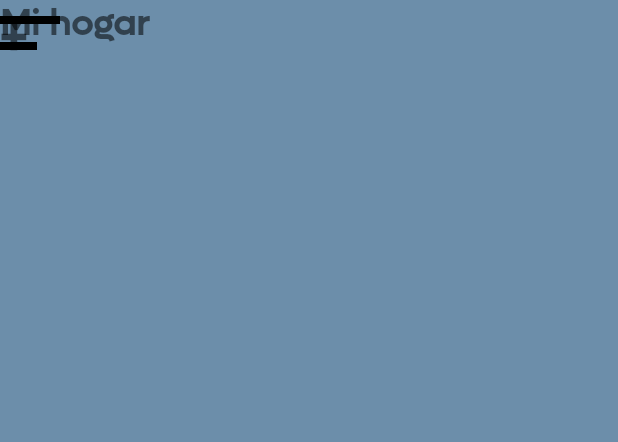
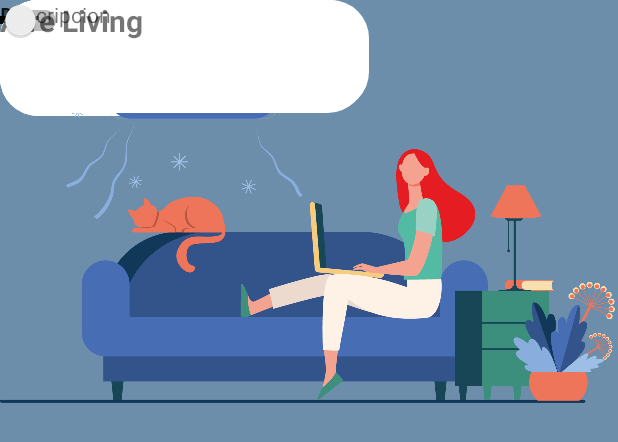
Before and after one commit to Alejius/AirApp1, an Android app: the layout activity_overview.xml on its own in the app's theme, with its tools: preview values and no code run, on a phone screen of 412 x 824 dp. Shown: the top 442 px of the screen. Run offline under Robolectric (Android 15) with nearby library versions, the phone set to English and light mode, and no system bars.

Commit message:
uploading activity_overview screen

```diff
--- a/app/src/main/res/layout/activity_overview.xml
+++ b/app/src/main/res/layout/activity_overview.xml
@@ -5,6 +5,96 @@
     android:layout_width="match_parent"
     android:layout_height="match_parent"
     android:background="#6C8EAA">
+
+    <ImageView
+        android:id="@+id/imageView11"
+        android:layout_width="246dp"
+        android:layout_height="73dp"
+        app:srcCompat="@drawable/round_btn"
+        tools:layout_editor_absoluteX="150dp"
+        tools:layout_editor_absoluteY="640dp" />
+
+    <TextView
+        android:id="@+id/textView13"
+        android:layout_width="wrap_content"
+        android:layout_height="wrap_content"
+        android:text="Aire Living"
+        android:textSize="20sp"
+        android:textStyle="bold"
+        tools:layout_editor_absoluteX="163dp"
+        tools:layout_editor_absoluteY="650dp" />
+
+    <Switch
+        android:id="@+id/switch3"
+        android:layout_width="wrap_content"
+        android:layout_height="wrap_content"
+        tools:layout_editor_absoluteX="328dp"
+        tools:layout_editor_absoluteY="664dp" />
+
+    <TextView
+        android:id="@+id/textView14"
+        android:layout_width="wrap_content"
+        android:layout_height="wrap_content"
+        android:text="Descripcion"
+        tools:layout_editor_absoluteX="163dp"
+        tools:layout_editor_absoluteY="684dp" />
+
+    <ImageView
+        android:id="@+id/imageView12"
+        android:layout_width="114dp"
+        android:layout_height="77dp"
+        app:srcCompat="@drawable/round_btn"
+        tools:layout_editor_absoluteX="16dp"
+        tools:layout_editor_absoluteY="640dp" />
+
+    <ImageView
+        android:id="@+id/imageView5"
+        android:layout_width="114dp"
+        android:layout_height="77dp"
+        app:srcCompat="@drawable/round_btn"
+        tools:layout_editor_absoluteX="17dp"
+        tools:layout_editor_absoluteY="441dp" />
+
+    <ImageView
+        android:id="@+id/imageView9"
+        android:layout_width="114dp"
+        android:layout_height="77dp"
+        app:srcCompat="@drawable/round_btn"
+        tools:layout_editor_absoluteX="16dp"
+        tools:layout_editor_absoluteY="540dp" />
+
+    <ImageView
+        android:id="@+id/imageView10"
+        android:layout_width="244dp"
+        android:layout_height="74dp"
+        app:srcCompat="@drawable/round_btn"
+        tools:layout_editor_absoluteX="151dp"
+        tools:layout_editor_absoluteY="540dp" />
+
+    <TextView
+        android:id="@+id/textView11"
+        android:layout_width="wrap_content"
+        android:layout_height="wrap_content"
+        android:text="Aire Living"
+        android:textSize="20sp"
+        android:textStyle="bold"
+        tools:layout_editor_absoluteX="163dp"
+        tools:layout_editor_absoluteY="552dp" />
+
+    <TextView
+        android:id="@+id/textView12"
+        android:layout_width="wrap_content"
+        android:layout_height="wrap_content"
+        android:text="Descripcion"
+        tools:layout_editor_absoluteX="163dp"
+        tools:layout_editor_absoluteY="586dp" />
+
+    <Switch
+        android:id="@+id/switch2"
+        android:layout_width="wrap_content"
+        android:layout_height="wrap_content"
+        tools:layout_editor_absoluteX="328dp"
+        tools:layout_editor_absoluteY="566dp" />
 
     <TextView
         android:id="@+id/textView5"
@@ -37,4 +127,45 @@
         tools:layout_editor_absoluteX="368dp"
         tools:layout_editor_absoluteY="5dp" />
 
+    <ImageView
+        android:id="@+id/imageView3"
+        android:layout_width="410dp"
+        android:layout_height="314dp"
+        app:srcCompat="@drawable/mujer"
+        tools:layout_editor_absoluteX="-2dp"
+        tools:layout_editor_absoluteY="104dp" />
+
+    <ImageView
+        android:id="@+id/imageView8"
+        android:layout_width="244dp"
+        android:layout_height="75dp"
+        app:srcCompat="@drawable/round_btn"
+        tools:layout_editor_absoluteX="152dp"
+        tools:layout_editor_absoluteY="441dp" />
+
+    <TextView
+        android:id="@+id/textView8"
+        android:layout_width="wrap_content"
+        android:layout_height="wrap_content"
+        android:text="Aire Living"
+        android:textSize="20sp"
+        android:textStyle="bold"
+        tools:layout_editor_absoluteX="164dp"
+        tools:layout_editor_absoluteY="450dp" />
+
+    <TextView
+        android:id="@+id/textView10"
+        android:layout_width="wrap_content"
+        android:layout_height="wrap_content"
+        android:text="Descripcion"
+        tools:layout_editor_absoluteX="164dp"
+        tools:layout_editor_absoluteY="484dp" />
+
+    <Switch
+        android:id="@+id/switch1"
+        android:layout_width="wrap_content"
+        android:layout_height="wrap_content"
+        tools:layout_editor_absoluteX="329dp"
+        tools:layout_editor_absoluteY="464dp" />
+
 </androidx.constraintlayout.widget.ConstraintLayout>
```
Also changed, not shown: app/src/main/res/drawable-hdpi/ic_action_name.png (added), app/src/main/res/drawable-mdpi/ic_action_name.png (added), app/src/main/res/drawable-xhdpi/ic_action_name.png (added), app/src/main/res/drawable-xxhdpi/ic_action_name.png (added), app/src/main/res/drawable-xxxhdpi/ic_action_name.png (added).
